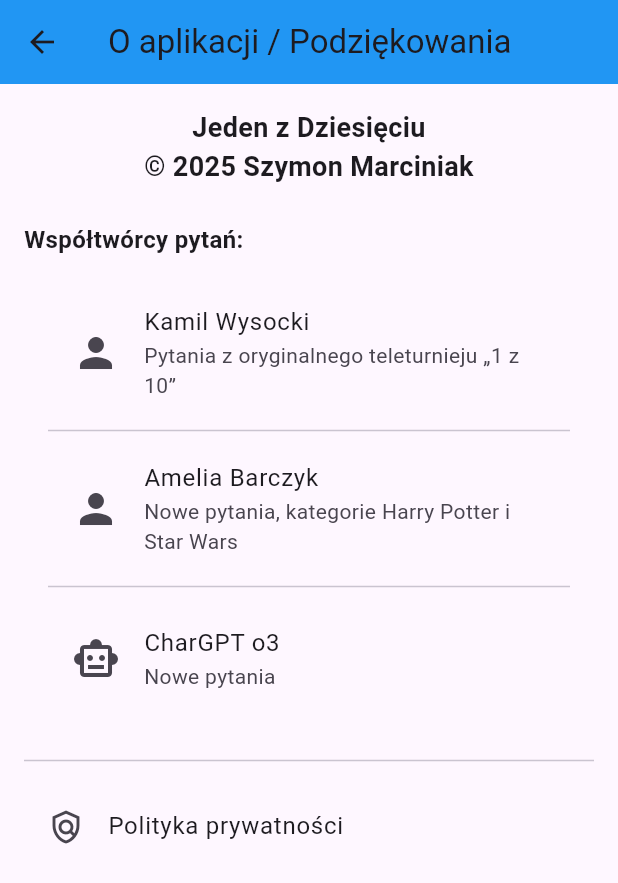
After one commit to VashaTS/jedenz10, a Flutter app: the screen it shows after launch, after a tap on the "info outline" icon, on a phone screen of 412 x 824 dp. The commit adds this screen. Shown: the top 883 px of the screen. Run offline on Flutter 3.47's test engine with Material 3 defaults, Android fonts, the phone set to English and light mode, and no system bars; our stand-ins replace audioplayers, cloud_firestore, firebase_core, image_picker, shared_preferences, webview_flutter; accounts and stored records are empty.

Commit message:
about screeb

```diff
--- a/lib/main.dart
+++ b/lib/main.dart
@@ -1,5 +1,7 @@
 import 'package:firebase_core/firebase_core.dart';
 import 'package:jeden_z_dziesieciu/repositories/question_repository.dart';
+import 'package:jeden_z_dziesieciu/screens/about_screen.dart';
+import 'package:jeden_z_dziesieciu/widgets/web_view_screen.dart';
 import 'controllers/game_contoller.dart';
 import 'firebase_options.dart';
 import 'package:flutter/material.dart';
@@ -48,12 +50,16 @@ class MyApp extends StatelessWidget {
   @override
   Widget build(BuildContext context) {
     return MaterialApp(
-      title: 'Jeden z Dziesięciu V3',
+      title: 'Jeden z Dziesięciu',
       debugShowCheckedModeBanner: false,
       routes: {
         '/':        (_) => const GameScreen(),
         '/settings':(_) => const SettingsScreen(),
         '/hiscore': (_) => const HighscoreScreen(),
+        '/about':     (_) => const AboutScreen(),
+        '/privacy': (_) => const WebViewScreen(
+          url: 'https://vashats.github.io/jedenz10/privacypolicy.html',
+        ),
       },
     );
 
--- /dev/null
+++ b/lib/screens/about_screen.dart
@@ -0,0 +1,77 @@
+// lib/screens/about_screen.dart
+import 'package:flutter/material.dart';
+
+// ───── helper model ───────────────────────────────────────────
+class Contributor {
+  final String name;
+  final String note;
+  final IconData icon;
+  const Contributor(this.name, this.note, {this.icon = Icons.person});
+}
+
+// hard-coded data for the list
+const contributors = <Contributor>[
+  Contributor(
+    'Kamil Wysocki',
+    'Pytania z oryginalnego teleturnieju „1 z 10”',
+  ),
+  Contributor(
+    'Amelia Barczyk',
+    'Nowe pytania, kategorie Harry Potter i Star Wars',
+  ),
+  Contributor(
+    'CharGPT o3',
+    'Nowe pytania',
+    icon: Icons.smart_toy_outlined,   // 🤖
+  ),
+];
+
+class AboutScreen extends StatelessWidget {
+  const AboutScreen({super.key});
+
+  @override
+  Widget build(BuildContext context) {
+    return Scaffold(
+      appBar: AppBar(
+        title: const Text('O aplikacji / Podziękowania'),
+        backgroundColor: Colors.blue,
+      ),
+      body: ListView(
+        padding: const EdgeInsets.all(16),
+        children: [
+          const Text(
+            'Jeden z Dziesięciu\n© 2025 Szymon Marciniak',
+            textAlign: TextAlign.center,
+            style: TextStyle(fontSize: 18, fontWeight: FontWeight.bold),
+          ),
+          const SizedBox(height: 24),
+          const Text(
+            'Współtwórcy pytań:',
+            style: TextStyle(fontSize: 16, fontWeight: FontWeight.w600),
+          ),
+          const SizedBox(height: 8),
+      ListView.separated(
+        shrinkWrap: true,                    // tell it to take only the space it needs
+        physics: const NeverScrollableScrollPhysics(),  // disable its own scrolling
+        padding: const EdgeInsets.all(16),
+        itemCount: contributors.length,
+        separatorBuilder: (_, __) => const Divider(height: 24),
+        itemBuilder: (_, i) {
+          final c = contributors[i];
+          return ListTile(
+            leading: Icon(c.icon, size: 32),
+            title: Text(c.name),
+            subtitle: Text(c.note),
+          );
+        },),
+          const Divider(height: 32),
+          ListTile(
+            leading: const Icon(Icons.policy_outlined),
+            title: const Text('Polityka prywatności'),
+            onTap: () => Navigator.pushNamed(context, '/privacy'),
+          ),
+        ],
+      ),
+    );
+  }
+}
--- a/lib/screens/game/game_screen.dart
+++ b/lib/screens/game/game_screen.dart
@@ -33,6 +33,12 @@ class GameScreen extends StatelessWidget {
                    : null,
             actions: [
               IconButton(
+                icon: const Icon(Icons.info_outline),
+                tooltip: 'O aplikacji',
+                onPressed: () => Navigator.pushNamed(context, '/about'),
+              ),
+              IconButton(
+                tooltip: 'Ustawienia',
                 icon: const Icon(Icons.settings),
                 onPressed: () => Navigator.pushNamed(context, '/settings'),
               )
--- a/pubspec.yaml
+++ b/pubspec.yaml
@@ -1,7 +1,7 @@
 name: jeden_z_dziesieciu
 description: A quiz app inspired by '1 z 10'
 publish_to: 'none'
-version: 1.4.2+9
+version: 1.4.4+11
 
 environment:
   sdk: '>=3.2.0 <4.0.0'
@@ -19,6 +19,8 @@ dependencies:
   url_launcher: ^6.2.5
   firebase_core: ^3.1.0
   cloud_firestore: ^5.0.1
+  webview_flutter: ^4.7.0    # or lates
+  webview_windows: ^0.4.0
 
 dev_dependencies:
   flutter_test:
@@ -30,7 +32,7 @@ msix_config:
   identity_name: "SzymonMarciniak.Jedenz10"
   publisher: "CN=2B5101A8-1EBF-4B6B-975B-D11F77F68088"
   publisher_display_name: "Szymon Marciniak"
-  msix_version: 1.4.2.0
+  msix_version: 1.4.4.0
   certificate_path: "c:/users/sajmo/store_cert.pfx"      # or wherever you saved it
   certificate_password: "00000"
   replace_icons: true
```
Also changed, not shown: lib/repositories/question_repository.dart (+2 -6 lines), lib/widgets/web_view_screen.dart (added, +29 -0 lines), firebase.json, pubspec.lock, 4 other files.
